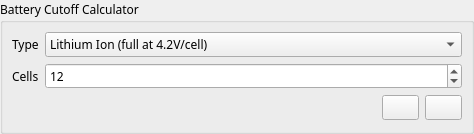
Above: widgets/batterycalculator.ui from njupt-robomasters/vesc_tool-zh before the change. Below: the same form after it.
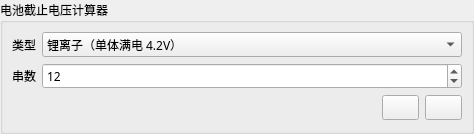
That is the form after the change.

Diff of the .ui file:
```diff
--- a/widgets/batterycalculator.ui
+++ b/widgets/batterycalculator.ui
@@ -34,7 +34,7 @@
    <item>
     <widget class="QGroupBox" name="groupBox">
      <property name="title">
-      <string>Battery Cutoff Calculator</string>
+      <string>电池截止电压计算器</string>
      </property>
      <layout class="QGridLayout" name="gridLayout">
       <item row="0" column="0">
@@ -46,7 +46,7 @@
          </sizepolicy>
         </property>
         <property name="text">
-         <string>Type</string>
+         <string>类型</string>
         </property>
        </widget>
       </item>
@@ -82,7 +82,7 @@
         </property>
         <item>
          <property name="text">
-          <string>Lithium Ion (full at 4.2V/cell)</string>
+          <string>锂离子（单体满电 4.2V）</string>
          </property>
         </item>
        </widget>
@@ -97,7 +97,7 @@
       <item row="1" column="0">
        <widget class="QLabel" name="label_3">
         <property name="text">
-         <string>Cells</string>
+         <string>串数</string>
         </property>
        </widget>
       </item>
```
Left out of the diff: 4 changed lines with no effect on the pictures.
